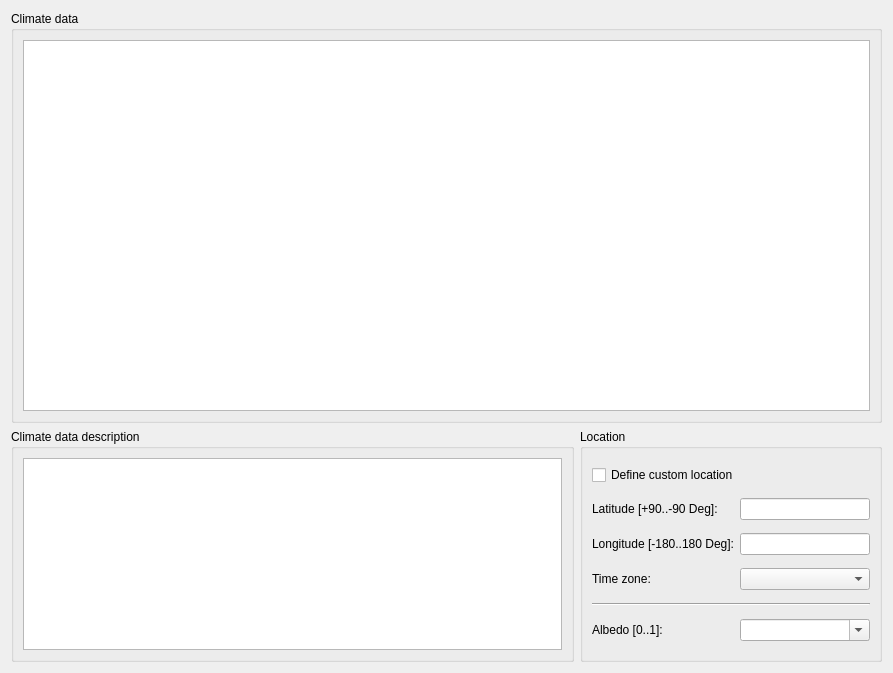
The window that SIM-VICUS/src/SVSimulationLocationOptions.ui (ghorwin/SIM-VICUS) describes before a commit, drawn with Qt 5.
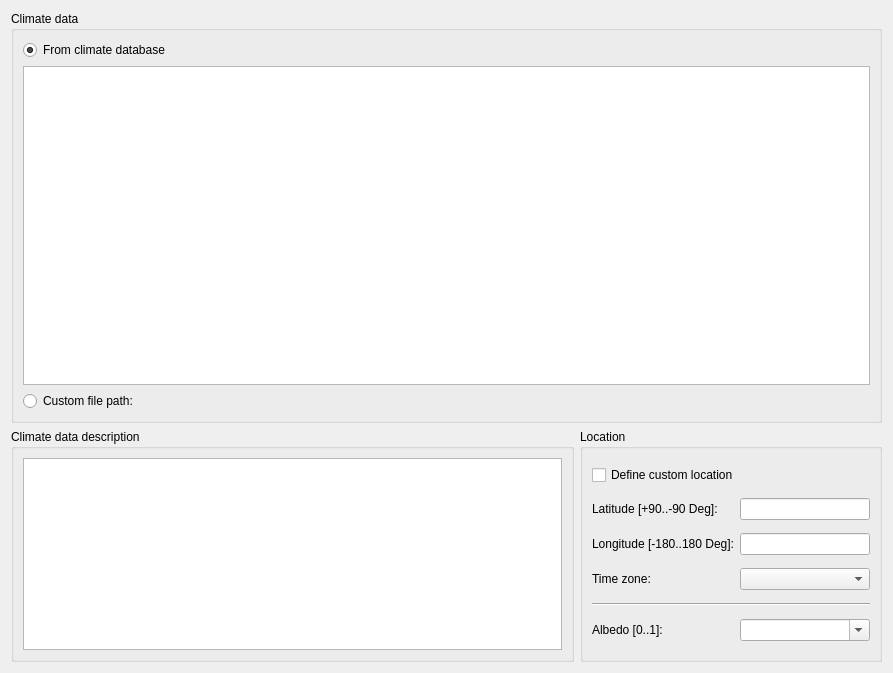
The same window after the commit. Custom widgets are drawn as their Qt base class.

Commit message: Added radio button to select either DB climate or filepath.

What changed in the file:
```diff
--- a/SIM-VICUS/src/SVSimulationLocationOptions.ui
+++ b/SIM-VICUS/src/SVSimulationLocationOptions.ui
@@ -13,16 +13,43 @@
   <property name="windowTitle">
    <string>Form</string>
   </property>
-  <layout class="QGridLayout" name="gridLayout_2">
+  <layout class="QGridLayout" name="gridLayout_3">
    <item row="0" column="0" colspan="2">
     <widget class="QGroupBox" name="groupBox">
      <property name="title">
       <string>Climate data</string>
      </property>
-     <layout class="QVBoxLayout" name="verticalLayout">
-      <item>
+     <layout class="QGridLayout" name="gridLayout_2" columnstretch="0,1">
+      <item row="0" column="0" colspan="2">
+       <widget class="QRadioButton" name="radioButtonFromDB">
+        <property name="text">
+         <string>From climate database</string>
+        </property>
+        <property name="checked">
+         <bool>true</bool>
+        </property>
+       </widget>
+      </item>
+      <item row="1" column="0" colspan="2">
        <widget class="QTableView" name="tableViewClimateFiles"/>
       </item>
+      <item row="2" column="0">
+       <widget class="QRadioButton" name="radioButtonFromFile">
+        <property name="text">
+         <string>Custom file path:</string>
+        </property>
+       </widget>
+      </item>
+      <item row="2" column="1">
+       <widget class="QtExt::BrowseFilenameWidget" name="filepathClimateDataFile" native="true">
+        <property name="minimumSize">
+         <size>
+          <width>0</width>
+          <height>20</height>
+         </size>
+        </property>
+       </widget>
+      </item>
      </layout>
     </widget>
    </item>
@@ -167,6 +194,12 @@
    <extends>QComboBox</extends>
    <header location="global">QtExt_ValueInputComboBox.h</header>
   </customwidget>
+  <customwidget>
+   <class>QtExt::BrowseFilenameWidget</class>
+   <extends>QWidget</extends>
+   <header>QtExt_BrowseFilenameWidget.h</header>
+   <container>1</container>
+  </customwidget>
  </customwidgets>
  <resources/>
  <connections/>
```
The commit also changes 5 other files.
